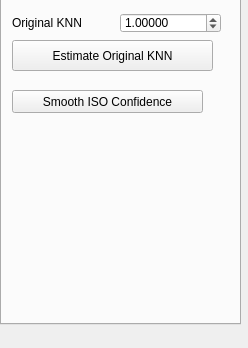
Before: the Qt Designer form Point Cloud/UI/poisson_para.ui in sunwaylive/quality-driven-poisson-guided-autoscanning, drawn with Qt 5; both pictures show x 0 to 248 and y 406 to 754 of the 248 by 754 pixel window.
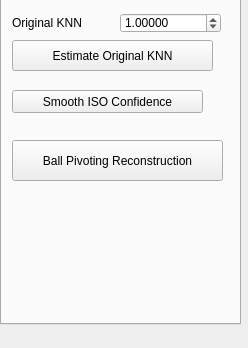
After: the same form once the commit is applied. The open tabs and pages were chosen to show the change.

Commit message: added Run Ball Pivoting Reconstruction

What changed in the file:
```diff
--- a/Point Cloud/UI/poisson_para.ui
+++ b/Point Cloud/UI/poisson_para.ui
@@ -550,6 +550,19 @@
       <string>Smooth ISO Confidence</string>
      </property>
     </widget>
+    <widget class="QPushButton" name="pushButton_BallPivotingReconstruction">
+     <property name="geometry">
+      <rect>
+       <x>10</x>
+       <y>520</y>
+       <width>211</width>
+       <height>41</height>
+      </rect>
+     </property>
+     <property name="text">
+      <string>Ball Pivoting Reconstruction</string>
+     </property>
+    </widget>
    </widget>
   </widget>
  </widget>
```
Left out of the diff: 2 changed lines with no effect on the pictures. The commit also changes 6 other files.
